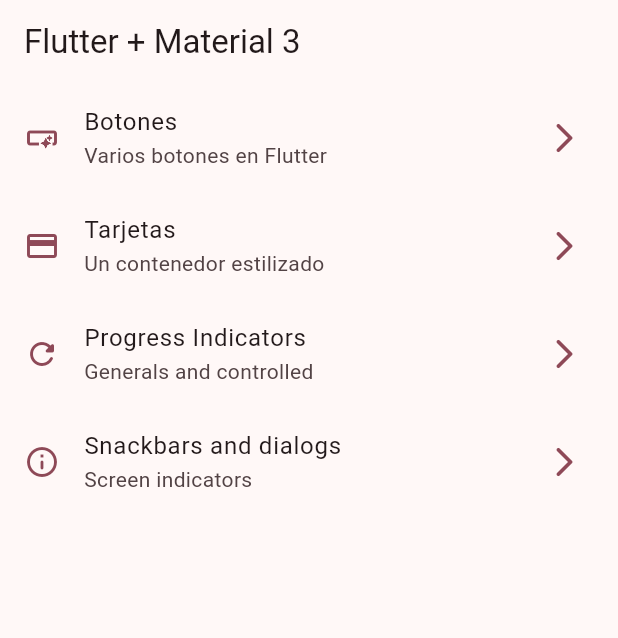
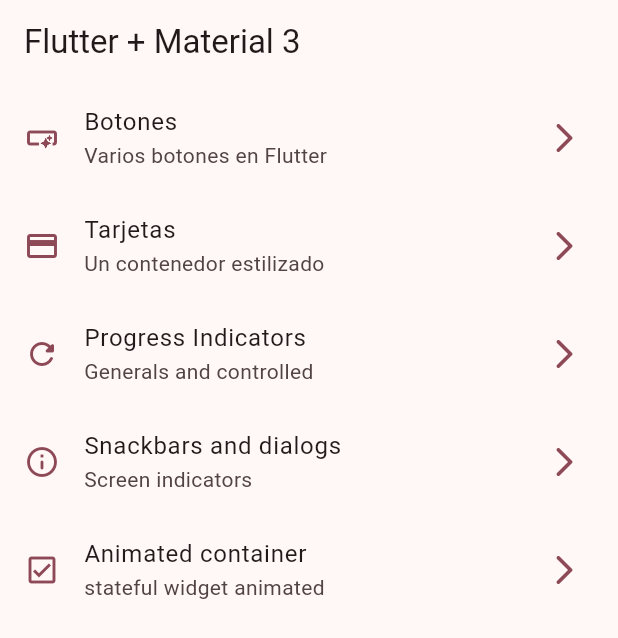
Before and after one commit to ArizHernandez/widgets_app, a Flutter app: the screen it shows after launch, on a phone screen of 412 x 824 dp. Shown: the top 638 px of the screen. Run offline on Flutter 3.47's test engine with Material 2 defaults, Android fonts, the phone set to English and light mode, and no system bars; our stand-ins replace go_router.

Commit message:
animated container completed

```diff
--- a/lib/config/menu/menu_items.dart
+++ b/lib/config/menu/menu_items.dart
@@ -39,4 +39,10 @@ const List<MenuItem> appMenuItems = [
     link: '/snackbars',
     icon: Icons.info_outline_rounded,
   ),
+  MenuItem(
+    title: 'Animated container',
+    subTitle: 'stateful widget animated',
+    link: '/animated',
+    icon: Icons.check_box_outlined,
+  ),
 ];
--- a/lib/config/router/app_router.dart
+++ b/lib/config/router/app_router.dart
@@ -30,5 +30,10 @@ final appRouter = GoRouter(
       name: SnackBarScreen.name,
       builder: (context, state) => const SnackBarScreen(),
     ),
+    GoRoute(
+      path: '/animated',
+      name: AnimatedScreen.name,
+      builder: (context, state) => const AnimatedScreen(),
+    ),
   ],
 );
```
Also changed, not shown: lib/presentation/screens/animated/animated_screen.dart (+50 -2 lines).
